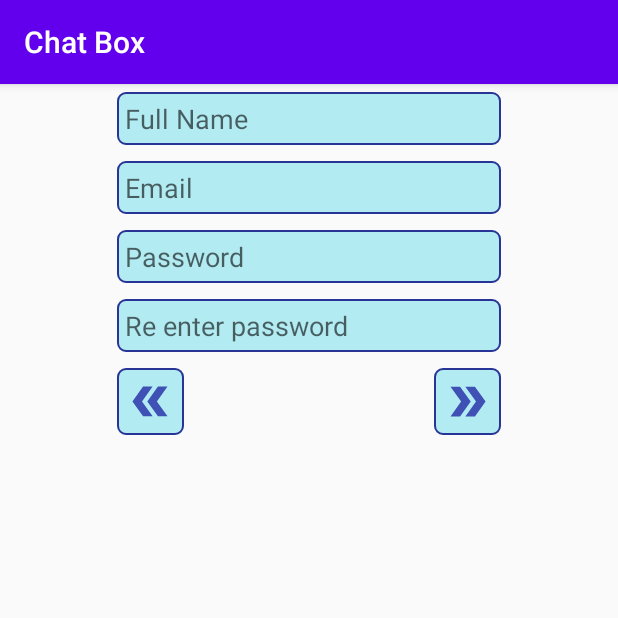
After one commit to SIB61/ChatBox, an Android app: the fragment Login_Fragment shown on its own in the app's theme, on a phone screen of 412 x 824 dp, the top half of it. The commit adds this screen. Run offline under Robolectric (Android 15) with nearby library versions, the phone set to English and light mode, and no system bars; our stand-ins replace Firebase (no records; nobody signed in at launch, a user with empty details on screens opened directly); 1 statement that could not run was skipped.

Commit message:
sign in with email

```diff
--- /dev/null
+++ b/app/src/main/java/com/sib4u/chatbox/Fragments/Login_Fragment.java
@@ -0,0 +1,132 @@
+package com.sib4u.chatbox.Fragments;
+
+import android.content.Intent;
+import android.os.Bundle;
+
+import androidx.annotation.NonNull;
+import androidx.fragment.app.Fragment;
+
+import android.os.PatternMatcher;
+import android.util.Log;
+import android.util.Patterns;
+import android.view.LayoutInflater;
+import android.view.View;
+import android.view.ViewGroup;
+import android.widget.EditText;
+import android.widget.ImageButton;
+import android.widget.Toast;
+
+import com.google.android.gms.tasks.OnCompleteListener;
+import com.google.android.gms.tasks.Task;
+import com.google.firebase.auth.AuthResult;
+import com.google.firebase.auth.FirebaseAuth;
+import com.google.firebase.auth.FirebaseAuthUserCollisionException;
+import com.google.firebase.auth.FirebaseUser;
+import com.sib4u.chatbox.R;
+import com.sib4u.chatbox.activities.LoginActivity;
+import com.sib4u.chatbox.activities.MainActivity2;
+
+import java.util.concurrent.Executor;
+import java.util.regex.Matcher;
+import java.util.regex.Pattern;
+
+import okhttp3.internal.Util;
+
+import static android.content.ContentValues.TAG;
+
+
+public class Login_Fragment extends Fragment {
+
+    private ImageButton imageButton;
+    private ImageButton imageButton2;
+    private FirebaseAuth mAuth;
+    private FirebaseUser mUser;
+    private EditText name,email,pass,rePass;
+    public Login_Fragment() {
+        // Required empty public constructor
+    }
+
+
+    @Override
+    public View onCreateView(LayoutInflater inflater, ViewGroup container,
+                             Bundle savedInstanceState) {
+        // Inflate the layout for this fragment
+       View view= inflater.inflate ( R.layout.fragment_login_, container, false );
+       name=view.findViewById ( R.id.Name );
+       email=view.findViewById ( R.id.Email );
+       pass=view.findViewById ( R.id.Password );
+       rePass=view.findViewById ( R.id.rePassword );
+       imageButton=view.findViewById ( R.id.SignUpBack );
+       imageButton2=view.findViewById ( R.id.signUpButton );
+       mAuth=FirebaseAuth.getInstance ();
+       imageButton.setOnClickListener ( new View.OnClickListener ( ) {
+           @Override
+           public void onClick(View view) {
+              // getActivity ().startActivity ( new Intent ( getContext (), MainActivity2.class ) );
+               getActivity ().getSupportFragmentManager ().beginTransaction ().replace ( R.id.Sign_Frame,new Register_Fragment () ).commit ();
+           }
+       } );
+
+       imageButton2.setOnClickListener ( new View.OnClickListener ( ) {
+           @Override
+           public void onClick(View view) {
+               String Name=name.getText ().toString ().trim ();
+               String Email=email.getText ().toString ().trim ();
+               String Pass=pass.getText ().toString ().trim ();
+               String RePass=rePass.getText ().toString ().trim ();
+
+               if(Name.isEmpty ()){
+
+               }
+               else if(Email.isEmpty ()){
+
+               }
+               else if(Pass.isEmpty ()){
+
+               }
+               else if(RePass.isEmpty ()){
+
+               }
+               else if ( Pass.length ()<6 ){
+
+               }
+               else if(Pass.equals ( RePass ) ){
+
+               }
+               else if ( !Patterns.EMAIL_ADDRESS.matcher ( Email ).matches () ){
+
+               }
+               else {
+                   signUp(Email,Pass);
+                   //  startActivity ( new Intent ( getContext (), MainActivity2.class ) );
+               }
+           }
+       } );
+       return view;
+    }
+
+    private void signUp(String email,String password) {
+        mAuth.createUserWithEmailAndPassword(email, password)
+                .addOnCompleteListener( getActivity (), new OnCompleteListener<AuthResult> () {
+                    @Override
+                    public void onComplete(@NonNull Task<AuthResult> task) {
+                        if (task.isSuccessful()) {
+                            // Sign in success, update UI with the signed-in user's information
+                            Log.d(TAG, "createUserWithEmail:success");
+                            FirebaseUser user = mAuth.getCurrentUser();
+                            updateUI(user);
+                        } else {
+                            Log.w(TAG, "createUserWithEmail:failure", task.getException());
+                            updateUI(null);
+                        }
+
+                        // ...
+                    }
+                });
+    }
+
+    private void updateUI(FirebaseUser user) {
+        getActivity ().startActivity ( new Intent ( getContext (), MainActivity2.class ) );
+        getActivity ().finish ();
+    }
+}
--- /dev/null
+++ b/app/src/main/res/drawable/ic_baseline_near_me_24.xml
@@ -0,0 +1,5 @@
+<vector android:height="300dp" android:tint="#FFF000"
+    android:viewportHeight="24" android:viewportWidth="24"
+    android:width="300dp" xmlns:android="http://schemas.android.com/apk/res/android">
+    <path android:fillColor="@android:color/white" android:pathData="M21,3L3,10.53v0.98l6.84,2.65L12.48,21h0.98L21,3z"/>
+</vector>
--- /dev/null
+++ b/app/src/main/res/drawable/icon_back.xml
@@ -0,0 +1,6 @@
+<?xml version="1.0" encoding="utf-8"?>
+<shape xmlns:android="http://schemas.android.com/apk/res/android"
+    android:shape="rectangle">
+<solid android:color="#000"/>
+    <corners android:radius="30dp"/>
+</shape>
--- /dev/null
+++ b/app/src/main/res/layout/fragment_login_.xml
@@ -0,0 +1,88 @@
+<?xml version="1.0" encoding="utf-8"?>
+<LinearLayout
+        xmlns:android="http://schemas.android.com/apk/res/android"
+        xmlns:tools="http://schemas.android.com/tools"
+        android:layout_width="match_parent"
+        android:layout_height="wrap_content"
+        android:elevation="20dp"
+        tools:context=".Fragments.Login_Fragment"
+        android:orientation="vertical">
+        <LinearLayout
+            android:layout_width="wrap_content"
+            android:orientation="vertical"
+            android:layout_gravity="center"
+            android:layout_height="wrap_content">
+            <EditText
+                android:layout_width="wrap_content"
+                android:layout_height="wrap_content"
+                android:ems="12"
+                android:padding="5dp"
+                android:id="@+id/Name"
+                android:background="@drawable/edittextshape"
+                android:hint="Full Name"
+                android:layout_marginVertical="5dp"
+                android:layout_gravity="center"/>
+            <EditText
+                android:id="@+id/Email"
+                android:layout_width="wrap_content"
+                android:layout_height="wrap_content"
+                android:ems="12"
+                android:padding="5dp"
+                android:background="@drawable/edittextshape"
+                android:hint="Email"
+                android:layout_marginVertical="5dp"
+                android:layout_gravity="center"/>
+            <EditText
+                android:layout_width="wrap_content"
+                android:layout_height="wrap_content"
+                android:ems="12"
+                android:id="@+id/Password"
+                android:padding="5dp"
+                android:background="@drawable/edittextshape"
+                android:hint="Password"
+                android:layout_marginVertical="5dp"
+                android:layout_gravity="center"/>
+            <EditText
+                android:id="@+id/rePassword"
+                android:layout_width="wrap_content"
+                android:layout_height="wrap_content"
+                android:ems="12"
+                android:padding="5dp"
+                android:background="@drawable/edittextshape"
+                android:hint="Re enter password"
+                android:layout_marginVertical="5dp"
+                android:layout_gravity="center"/>
+            <RelativeLayout
+                android:layout_width="match_parent"
+                android:layout_height="wrap_content">
+                <ImageButton
+                    android:layout_width="wrap_content"
+                    android:layout_height="wrap_content"
+                    android:layout_gravity="center"
+                    android:id="@+id/SignUpBack"
+                    android:layout_marginVertical="5dp"
+                    android:background="@drawable/edittextshape"
+                    android:ems="12"
+                    android:hint="Email"
+                    android:rotation="180"
+                    android:layout_alignParentLeft="true"
+                    android:padding="5dp"
+                    android:src="@drawable/ic_sharp_double_arrow_24" />
+                <ImageButton
+                    android:id="@+id/signUpButton"
+                    android:layout_width="wrap_content"
+                    android:layout_height="wrap_content"
+                    android:layout_gravity="center"
+                    android:layout_marginVertical="5dp"
+                    android:layout_alignParentRight="true"
+                    android:background="@drawable/edittextshape"
+                    android:ems="12"
+                    android:hint="Email"
+                    android:padding="5dp"
+                    android:src="@drawable/ic_sharp_double_arrow_24" />
+
+
+            </RelativeLayout>
+        </LinearLayout>
+
+    </LinearLayout>
```
Also changed, not shown: app/src/main/java/com/sib4u/chatbox/Fragments/Register_Fragment.java (added, +109 -0 lines), app/src/main/java/com/sib4u/chatbox/activities/LoginActivity.java (+9 -43 lines), app/src/main/res/layout/activity_login.xml (+16 -45 lines), app/src/main/res/layout/activity_main.xml (+1 -13 lines), app/src/main/res/layout/fragment_register_.xml (added, +69 -0 lines), app/src/main/res/layout/icon.xml (added, +26 -0 lines).
